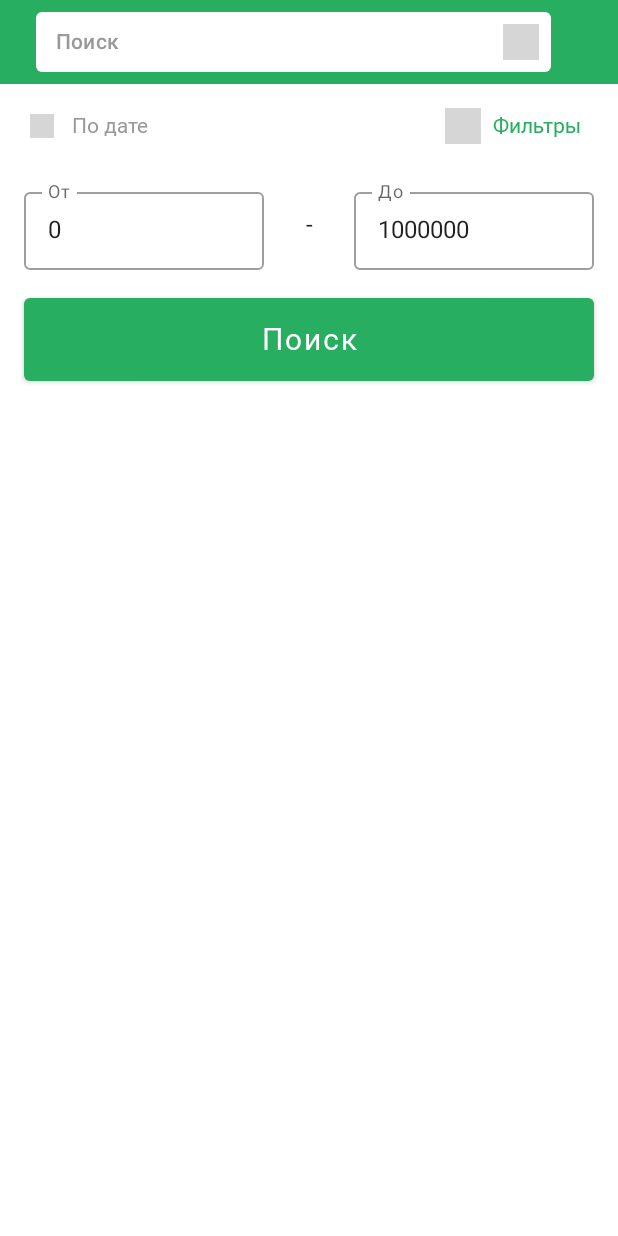
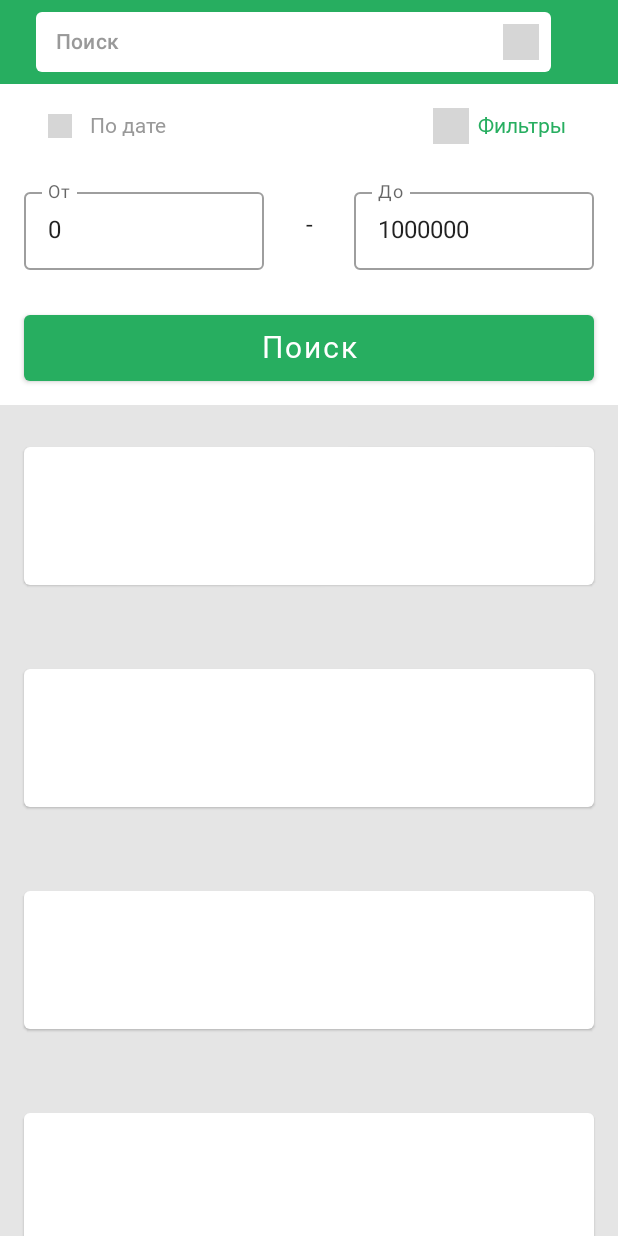
Before and after one commit to azizconi/agricult-app, an Android app built with Jetpack Compose: the composable CategoryScreen shown on its own in the app's theme, after a tap on "Фильтры", on a phone screen of 412 x 824 dp. Run offline under Robolectric (Android 15) with nearby library versions, the phone set to English and light mode, and no system bars; our stand-ins replace livedata-compose; libraries missing offline, so code that uses them is left out: com.google.accompanist.coil; 3 statements that could not run were skipped; grey boxes are pictures that could not be loaded.

Commit message:
category items

```diff
--- /dev/null
+++ b/app/src/main/java/com/example/agricult/ui/screen/home/announcement/AnnouncementScreen.kt
@@ -0,0 +1,78 @@
+package com.example.agricult.ui.screen.home.announcement
+
+import androidx.compose.foundation.background
+import androidx.compose.foundation.layout.*
+import androidx.compose.foundation.lazy.LazyColumn
+import androidx.compose.foundation.shape.RoundedCornerShape
+import androidx.compose.material.Card
+import androidx.compose.runtime.Composable
+import androidx.compose.ui.Alignment
+import androidx.compose.ui.Modifier
+import androidx.compose.ui.draw.clip
+import androidx.compose.ui.graphics.Color
+import androidx.compose.ui.tooling.preview.Preview
+import androidx.compose.ui.unit.dp
+import com.example.agricult.ui.screen.home.categories.category.CategoryScreen
+
+@Composable
+fun AnnouncementScreen(
+    modifier: Modifier = Modifier
+) {
+    LazyColumn(
+        modifier = modifier
+            .fillMaxWidth()
+            .background(Color(0xffE5E5E5)),
+
+        ) {
+        items(5) {
+
+            AnnouncementItems()
+        }
+    }
+}
+
+
+@Composable
+fun AnnouncementItems(
+    modifier: Modifier = Modifier
+) {
+
+    Row(
+
+
+
+        verticalAlignment = Alignment.CenterVertically
+
+    ) {
+
+        Card(
+            modifier = modifier
+                .fillMaxWidth()
+                .height(124.dp)
+                .padding(16.dp),
+            shape = RoundedCornerShape(4.dp),
+            backgroundColor = Color.White
+        ) {
+
+        }
+
+        Column(
+            modifier = modifier
+                .padding(12.dp)
+                .background(Color.Yellow)
+                .height(124.dp)
+                .width(343.dp)
+        ) {
+
+        }
+
+    }
+
+}
+
+
+@Preview
+@Composable
+fun PreviewAnnouncementScreen() {
+    AnnouncementScreen()
+}
--- a/app/src/main/java/com/example/agricult/ui/screen/home/categories/category/CategoryScreen.kt
+++ b/app/src/main/java/com/example/agricult/ui/screen/home/categories/category/CategoryScreen.kt
@@ -3,6 +3,7 @@ package com.example.agricult.ui.screen.home.categories.category
 import androidx.compose.animation.*
 import androidx.compose.animation.core.keyframes
 import androidx.compose.animation.core.tween
+import androidx.compose.foundation.Image
 import androidx.compose.foundation.background
 import androidx.compose.foundation.clickable
 import androidx.compose.foundation.layout.*
@@ -24,6 +25,8 @@ import androidx.compose.ui.unit.sp
 import com.example.agricult.ui.screen.home.categories.CategoriesToolbar
 import com.google.accompanist.coil.rememberCoilPainter
 import com.example.agricult.R
+import com.example.agricult.ui.screen.home.announcement.AnnouncementItems
+import com.example.agricult.ui.screen.home.announcement.AnnouncementScreen
 import com.example.agricult.ui.theme.PrimaryColorGreen
 
 
@@ -37,27 +40,14 @@ fun CategoryScreen(
     }
 
 
-
     Column {
         CategoriesToolbar()
-
         UnderSearchButtons() {
             expandedAnimation = it
         }
-
-//        Box(
-//            modifier = modifier
-//                .animateContentSize()
-////                { initialValue, targetValue ->  }
-//        ) {
-
         FilterScreen(onClickFilter = expandedAnimation)
-
-//        }
-
-
+        AnnouncementScreen()
     }
-
 }
 
 
@@ -67,20 +57,28 @@ fun UnderSearchButtons(
     onClickFilter: (Boolean) -> Unit
 ) {
 
-    var expanded by remember {
+    var expandedFilterButton by remember {
         mutableStateOf(false)
     }
 
-    var colorButtons by remember {
+    var colorFilterButton by remember {
         mutableStateOf(Color(0xff999999))
     }
 
+    var expandedSortButton by remember {
+        mutableStateOf(false)
+    }
+
+    var iconSortButton by remember {
+        mutableStateOf(R.drawable.ic_sort_v1)
+    }
 
     Row(
         modifier = modifier
             .fillMaxWidth()
             .height(56.dp)
-            .background(Color.White),
+            .background(Color.White)
+            .padding(horizontal = 12.dp),
         horizontalArrangement = Arrangement.SpaceBetween,
 
         ) {
@@ -89,19 +87,28 @@ fun UnderSearchButtons(
             modifier = modifier
                 .padding(start = 16.dp)
                 .width(187.dp)
-                .height(56.dp),
-//                .background(Color.Blue),
+                .height(56.dp)
+                .clickable {
+                    expandedSortButton = !expandedSortButton
+
+                    iconSortButton = if (expandedSortButton) {
+                        R.drawable.ic_sort_v1
+                    } else {
+                        R.drawable.ic_sort_v2
+                    }
+                },
             verticalAlignment = Alignment.CenterVertically,
             horizontalArrangement = Arrangement.Start
         ) {
-            Icon(
-                painter = rememberCoilPainter(request = R.drawable.ic_sort),
+            Image(
+                painter = rememberCoilPainter(
+                    request = iconSortButton
+                ),
                 contentDescription = "Sort by",
                 modifier = modifier
                     .width(24.dp)
                     .height(24.dp)
                     .padding(4.dp),
-                tint = Color(0xff999999)
             )
 
             Text(
@@ -120,11 +127,11 @@ fun UnderSearchButtons(
                 .width(188.dp)
                 .height(56.dp)
                 .clickable {
-                    expanded = !expanded
+                    expandedFilterButton = !expandedFilterButton
 
-                    onClickFilter(expanded)
+                    onClickFilter(expandedFilterButton)
 
-                    colorButtons = if (expanded) {
+                    colorFilterButton = if (expandedFilterButton) {
                         PrimaryColorGreen
                     } else {
                         Color(0xff999999)
@@ -140,14 +147,14 @@ fun UnderSearchButtons(
                 modifier = modifier
                     .width(24.dp)
                     .height(24.dp),
-                tint = colorButtons
+                tint = colorFilterButton
             )
 
             Text(
                 text = "Фильтры",
-                color = colorButtons,
+                color = colorFilterButton,
                 modifier = modifier
-                    .padding(horizontal = 8.dp),
+                    .padding(horizontal = 6.dp),
                 fontSize = 14.sp,
                 fontFamily = FontFamily(Font(R.font.roboto_regular))
             )
@@ -203,7 +210,7 @@ fun FilterScreen(
             Column(
                 modifier = modifier
                     .fillMaxWidth()
-                    .height(142.dp)
+                    .height(158.dp)
                     .background(Color.White)
                     .padding(horizontal = 16.dp)
                     .padding(top = 8.dp),
@@ -245,10 +252,10 @@ fun FilterScreen(
                 Button(
                     modifier = modifier
                         .fillMaxWidth()
-                        .height(55.dp),
-//                        .padding(top = 8.dp),
+                        .height(60.dp)
+                        .padding(bottom = 16.dp),
                     colors = ButtonDefaults.buttonColors(backgroundColor = PrimaryColorGreen),
-                    onClick = {  }
+                    onClick = { }
                 ) {
                     Text(
                         text = "Поиск",
@@ -258,14 +265,11 @@ fun FilterScreen(
                         fontFamily = FontFamily(Font(R.font.roboto_regular))
                     )
                 }
-
             }
         }
+    }
+}
 
-    }
-
-
-}
 
 @Preview
 @Composable
--- a/app/src/main/res/drawable/sortv1.xml
+++ b/app/src/main/res/drawable/ic_sort_v1.xml
@@ -1,14 +1,18 @@
 <vector xmlns:android="http://schemas.android.com/apk/res/android"
-    android:width="18dp"
-    android:height="16dp"
-    android:viewportWidth="18"
-    android:viewportHeight="16">
+    android:width="20dp"
+    android:height="18dp"
+    android:viewportWidth="20"
+    android:viewportHeight="18">
   <path
       android:pathData="M9.0452,4.4L13.5226,0L18,4.4L16.721,5.6569L14.4262,3.4027L14.4271,15.1111H12.6181V3.4027L10.3242,5.6569L9.0452,4.4ZM0,11.6L1.279,10.3431L3.5729,12.5973L3.5729,0.8889H5.3819L5.3819,12.5973L7.6758,10.3431L8.9548,11.6L4.4774,16L0,11.6Z"
       android:fillColor="#999999"/>
   <path
       android:pathData="M2.2482,13.7921C1.0289,12.5935 0.0312,11.6059 0.0312,11.5975c0,-0.0219 1.2268,-1.2152 1.2493,-1.2152 0.0103,0 0.5249,0.4962 1.1436,1.1027 0.6187,0.6065 1.1339,1.1059 1.1449,1.1097 0.0128,0.0044 0.02,-2.1083 0.02,-5.8414V0.9051h0.8946,0.8946l0.0052,5.8518 0.0052,5.8518 1.1443,-1.1272 1.1443,-1.1271 0.6236,0.6174c0.343,0.3396 0.6239,0.6224 0.6242,0.6285 0.0007,0.0148 -4.4169,4.3563 -4.4412,4.3647 -0.0104,0.0036 -1.0165,-0.9742 -2.2359,-2.1728z"
       android:strokeWidth="0.0208062"
-      android:fillColor="#27ae60"
+      android:fillColor="#a0a0a0"
       android:strokeColor="#00000000"/>
+  <path
+      android:pathData="m12.6502,9.238c0,-3.2156 -0.0143,-5.8466 -0.0318,-5.8466 -0.0175,0 -0.2656,0.2354 -0.5514,0.5231 -0.2857,0.2877 -0.7966,0.7869 -1.1353,1.1094L10.316,5.6102 9.701,5.0001 9.086,4.39 11.2809,2.2377c1.2072,-1.1838 2.2117,-2.1579 2.2322,-2.1647 0.0319,-0.0106 1.2306,1.151 3.8185,3.7005l0.6242,0.6149 -0.6028,0.6042c-0.3316,0.3323 -0.6144,0.6042 -0.6285,0.6042 -0.0141,0 -0.5322,-0.4962 -1.1513,-1.1027 -0.6191,-0.6065 -1.1368,-1.1027 -1.1505,-1.1027 -0.0136,0 -0.0248,2.6309 -0.0248,5.8466V15.0845H13.5241,12.6502Z"
+      android:strokeWidth="0.0416125"
+      android:fillColor="#27ae60"/>
 </vector>
--- /dev/null
+++ b/app/src/main/res/drawable/ic_sort_v2.xml
@@ -0,0 +1,14 @@
+<vector xmlns:android="http://schemas.android.com/apk/res/android"
+    android:width="20dp"
+    android:height="18dp"
+    android:viewportWidth="20"
+    android:viewportHeight="18">
+  <path
+      android:pathData="M9.0452,4.4L13.5226,0L18,4.4L16.721,5.6569L14.4262,3.4027L14.4271,15.1111H12.6181V3.4027L10.3242,5.6569L9.0452,4.4ZM0,11.6L1.279,10.3431L3.5729,12.5973L3.5729,0.8889H5.3819L5.3819,12.5973L7.6758,10.3431L8.9548,11.6L4.4774,16L0,11.6Z"
+      android:fillColor="#999999"/>
+  <path
+      android:pathData="M2.2482,13.7921C1.0289,12.5935 0.0312,11.6059 0.0312,11.5975c0,-0.0219 1.2268,-1.2152 1.2493,-1.2152 0.0103,0 0.5249,0.4962 1.1436,1.1027 0.6187,0.6065 1.1339,1.1059 1.1449,1.1097 0.0128,0.0044 0.02,-2.1083 0.02,-5.8414V0.9051h0.8946,0.8946l0.0052,5.8518 0.0052,5.8518 1.1443,-1.1272 1.1443,-1.1271 0.6236,0.6174c0.343,0.3396 0.6239,0.6224 0.6242,0.6285 0.0007,0.0148 -4.4169,4.3563 -4.4412,4.3647 -0.0104,0.0036 -1.0165,-0.9742 -2.2359,-2.1728z"
+      android:strokeWidth="0.0208062"
+      android:fillColor="#27ae60"
+      android:strokeColor="#00000000"/>
+</vector>
```
Also changed, not shown: app/src/main/res/drawable-v24/sort_v2.svg (deleted), app/src/main/res/sort_v2.svg (deleted).
